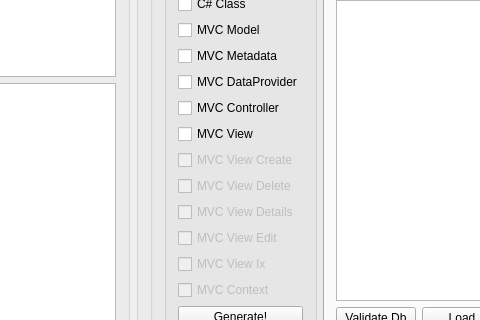
Before: the Qt Designer form retek2.ui in horvathzoltan/retek2, drawn with Qt 5; both pictures show x 293 to 773 and y 286 to 606 of the 1360 by 701 pixel window.
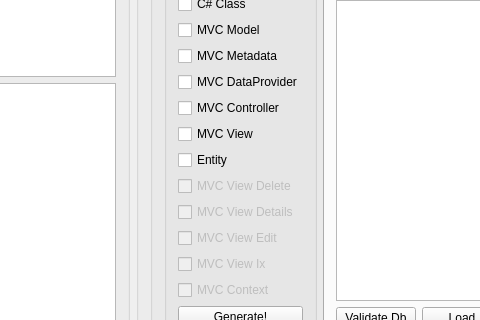
After: the same form once the commit is applied. Icons and pictures are not drawn.

What changed in the file:
```diff
--- a/retek2.ui
+++ b/retek2.ui
@@ -338,7 +338,7 @@
                  <item>
                   <widget class="QCheckBox" name="checkBox_ViewCreate">
                    <property name="enabled">
-                    <bool>false</bool>
+                    <bool>true</bool>
                    </property>
                    <property name="sizePolicy">
                     <sizepolicy hsizetype="Minimum" vsizetype="Preferred">
@@ -347,7 +347,7 @@
                     </sizepolicy>
                    </property>
                    <property name="text">
-                    <string>MVC View Create</string>
+                    <string>Entity</string>
                    </property>
                   </widget>
                  </item>
```
Left out of the diff: 2 changed lines with no effect on the pictures.
